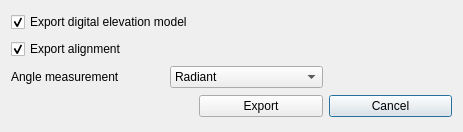
bbrangeo/OpenInfraPlatform, file src/OpenInfraPlatform/Forms/ExportIfcAlignmentDialog.ui: the form before one commit.
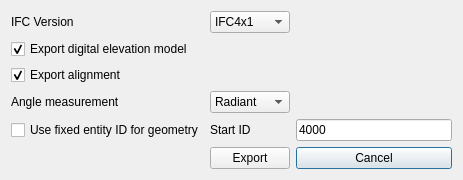
The form after the commit. Icons and pictures are not drawn.

What changed in the file:
```diff
--- a/src/OpenInfraPlatform/Forms/ExportIfcAlignmentDialog.ui
+++ b/src/OpenInfraPlatform/Forms/ExportIfcAlignmentDialog.ui
@@ -7,7 +7,7 @@
     <x>0</x>
     <y>0</y>
     <width>463</width>
-    <height>132</height>
+    <height>169</height>
    </rect>
   </property>
   <property name="windowTitle">
@@ -19,23 +19,6 @@
   </property>
   <layout class="QGridLayout" name="gridLayout">
    <item row="1" column="0">
-    <widget class="QCheckBox" name="checkBoxExportAlignment">
-     <property name="text">
-      <string>Export alignment</string>
-     </property>
-     <property name="checked">
-      <bool>true</bool>
-     </property>
-    </widget>
-   </item>
-   <item row="5" column="2">
-    <widget class="QPushButton" name="pushButtonCancel">
-     <property name="text">
-      <string>Cancel</string>
-     </property>
-    </widget>
-   </item>
-   <item row="0" column="0">
     <widget class="QCheckBox" name="checkBoxExportDigitalElevationModel">
      <property name="text">
       <string>Export digital elevation model</string>
@@ -45,23 +28,45 @@
      </property>
     </widget>
    </item>
-   <item row="5" column="1">
+   <item row="7" column="2">
+    <widget class="QPushButton" name="pushButtonCancel">
+     <property name="text">
+      <string>Cancel</string>
+     </property>
+    </widget>
+   </item>
+   <item row="2" column="0">
+    <widget class="QCheckBox" name="checkBoxExportAlignment">
+     <property name="text">
+      <string>Export alignment</string>
+     </property>
+     <property name="checked">
+      <bool>true</bool>
+     </property>
+    </widget>
+   </item>
+   <item row="7" column="1">
     <widget class="QPushButton" name="pushButtonExport">
      <property name="text">
       <string>Export</string>
      </property>
     </widget>
    </item>
-   <item row="2" column="0" colspan="2">
-    <layout class="QHBoxLayout" name="horizontalLayout">
-     <item>
+   <item row="0" column="0">
+    <widget class="QLabel" name="label_2">
+     <property name="text">
+      <string>IFC Version</string>
+     </property>
+    </widget>
+   </item>
+   <item row="3" column="0">
       <widget class="QLabel" name="label">
        <property name="text">
         <string>Angle measurement</string>
        </property>
       </widget>
      </item>
-     <item>
+   <item row="3" column="1">
       <widget class="QComboBox" name="comboBoxAngleMeasurement">
        <property name="currentText">
         <string>Radiant</string>
@@ -78,7 +83,45 @@
        </item>
       </widget>
      </item>
-    </layout>
+   <item row="0" column="1">
+    <widget class="QComboBox" name="comboBoxIfcSchemaVersion">
+     <item>
+      <property name="text">
+       <string>IFC4x1</string>
+      </property>
+     </item>
+     <item>
+      <property name="text">
+       <string>IFC4</string>
+      </property>
+     </item>
+     <item>
+      <property name="text">
+       <string>IFC2x3</string>
+      </property>
+     </item>
+    </widget>
+   </item>
+   <item row="4" column="0">
+    <widget class="QCheckBox" name="checkBoxUseFixedEntityIdForGeometry">
+     <property name="text">
+      <string>Use fixed entity ID for geometry</string>
+     </property>
+    </widget>
+   </item>
+   <item row="4" column="1">
+    <widget class="QLabel" name="label_3">
+     <property name="text">
+      <string>Start ID</string>
+     </property>
+    </widget>
+   </item>
+   <item row="4" column="2">
+    <widget class="QLineEdit" name="lineEditStartId">
+     <property name="text">
+      <string>4000</string>
+     </property>
+    </widget>
    </item>
   </layout>
  </widget>
```
Lines whose indentation alone changed are shown as unchanged.
